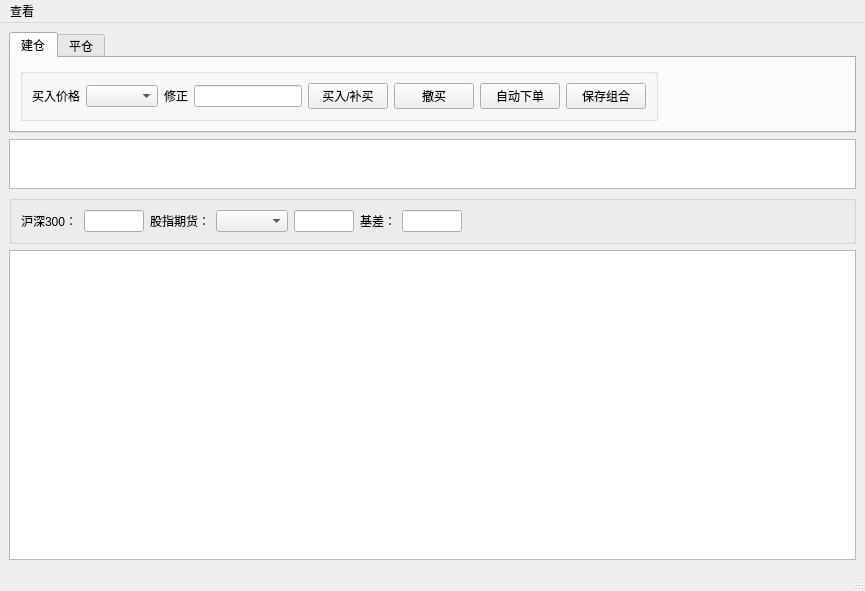
The window that easytrader/tradeui.ui (unit-xx/xfiles) describes before a commit, drawn with Qt 5.
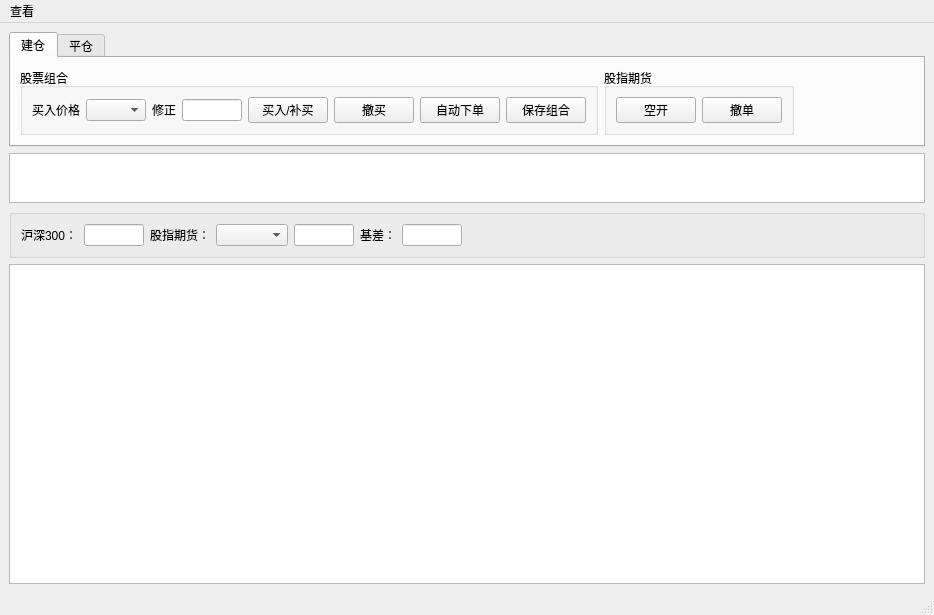
The same window after the commit.

What changed in the file:
```diff
--- a/easytrader/tradeui.ui
+++ b/easytrader/tradeui.ui
@@ -6,8 +6,8 @@
    <rect>
     <x>0</x>
     <y>0</y>
-    <width>865</width>
-    <height>591</height>
+    <width>934</width>
+    <height>615</height>
    </rect>
   </property>
   <property name="sizePolicy">
@@ -46,7 +46,7 @@
            </sizepolicy>
           </property>
           <property name="title">
-           <string/>
+           <string>股票组合</string>
           </property>
           <layout class="QGridLayout" name="gridLayout_2">
            <item row="0" column="0">
@@ -64,6 +64,12 @@
                <verstretch>0</verstretch>
               </sizepolicy>
              </property>
+             <property name="maximumSize">
+              <size>
+               <width>60</width>
+               <height>16777215</height>
+              </size>
+             </property>
             </widget>
            </item>
            <item row="0" column="2">
@@ -81,6 +87,12 @@
                <verstretch>0</verstretch>
               </sizepolicy>
              </property>
+             <property name="maximumSize">
+              <size>
+               <width>60</width>
+               <height>16777215</height>
+              </size>
+             </property>
             </widget>
            </item>
            <item row="0" column="4">
@@ -115,13 +127,45 @@
          </widget>
         </item>
         <item row="0" column="1">
+         <widget class="QGroupBox" name="groupBox_5">
+          <property name="sizePolicy">
+           <sizepolicy hsizetype="Minimum" vsizetype="Preferred">
+            <horstretch>0</horstretch>
+            <verstretch>0</verstretch>
+           </sizepolicy>
+          </property>
+          <property name="title">
+           <string>股指期货</string>
+          </property>
+          <layout class="QGridLayout" name="gridLayout_7">
+           <item row="0" column="0">
+            <widget class="QPushButton" name="pushButton">
+             <property name="text">
+              <string>空开</string>
+             </property>
+            </widget>
+           </item>
+           <item row="0" column="1">
+            <widget class="QPushButton" name="pushButton_2">
+             <property name="text">
+              <string>撤单</string>
+             </property>
+            </widget>
+           </item>
+          </layout>
+         </widget>
+        </item>
+        <item row="0" column="2">
          <spacer name="horizontalSpacer">
           <property name="orientation">
            <enum>Qt::Horizontal</enum>
           </property>
+          <property name="sizeType">
+           <enum>QSizePolicy::Expanding</enum>
+          </property>
           <property name="sizeHint" stdset="0">
            <size>
-            <width>40</width>
+            <width>0</width>
             <height>0</height>
            </size>
           </property>
@@ -422,7 +466,7 @@
     <rect>
      <x>0</x>
      <y>0</y>
-     <width>865</width>
+     <width>934</width>
      <height>19</height>
     </rect>
    </property>
```
Left out of the diff: 48 changed lines with no effect on the pictures.
